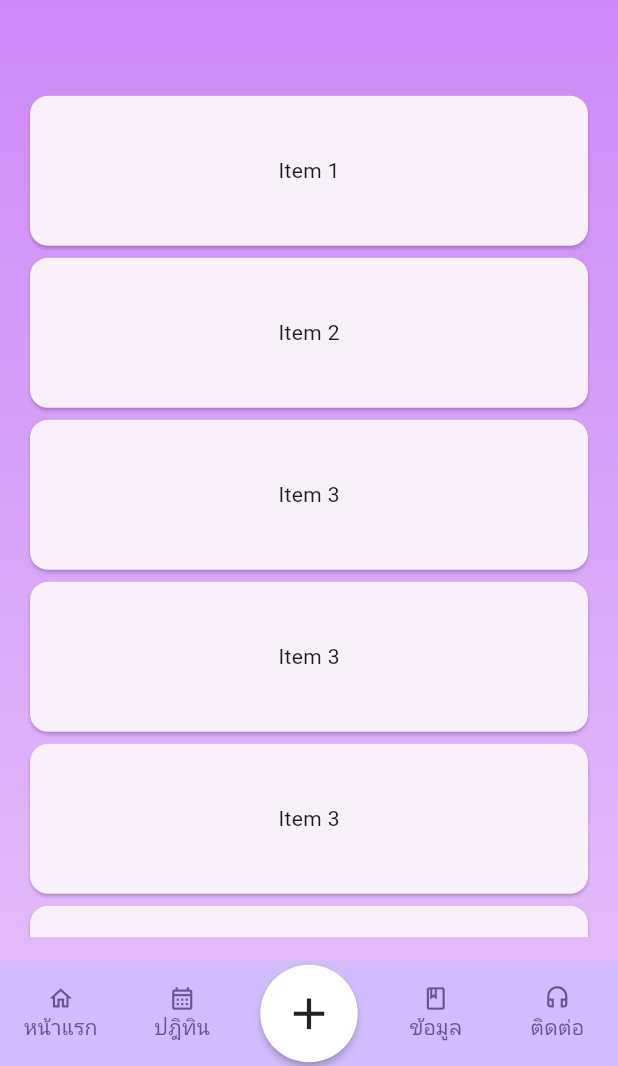
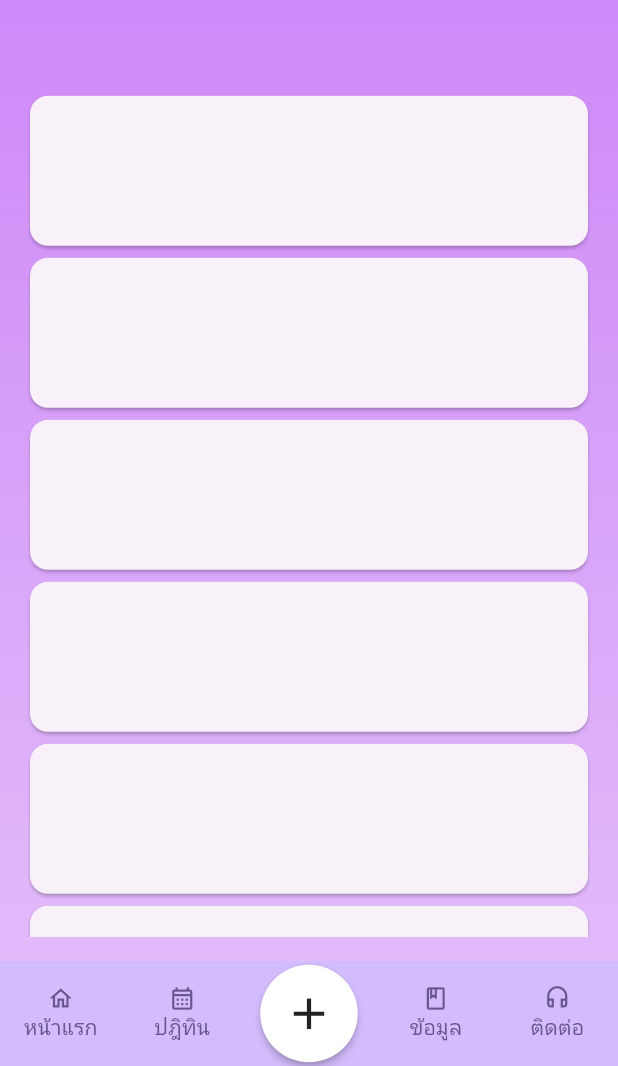
Before and after one commit to Leoevi/epilepsy_care_pmk, a Flutter app: the screen it shows after launch, item 4 of the bottom bar chosen, on a phone screen of 412 x 824 dp, the part 170-1236 px from its top. Run offline on Flutter 3.47's test engine with Material 3 defaults, Android fonts, the phone set to English and light mode, and no system bars; our stand-ins replace fl_chart, table_calendar.

Commit message:
widgets refactoring

```diff
--- /dev/null
+++ b/lib/custom_widgets/icon_label_detail_button.dart
@@ -0,0 +1,25 @@
+import 'package:flutter/material.dart';
+
+class IconLabelDetailButton extends StatelessWidget {
+  const IconLabelDetailButton({
+    super.key,
+    required this.text,
+  });
+
+  final String text;
+
+  @override
+  Widget build(BuildContext context) {
+    return Card(
+      child: InkWell(  // Make clickable, (Inkwell for ripple effect, GestureDetector for no effect)
+        onTap: () {},
+        child: SizedBox(
+          height: 100,
+          child: Row(
+            children: [],
+          ),
+        ),
+      ),
+    );
+  }
+}
--- a/lib/screens/wiki/wiki.dart
+++ b/lib/screens/wiki/wiki.dart
@@ -1,4 +1,6 @@
 import 'package:flutter/material.dart';
+
+import '../../custom_widgets/icon_label_detail_button.dart';
 
 class Wiki extends StatelessWidget {
   const Wiki({Key? key}) : super(key: key);
@@ -36,16 +38,16 @@ class Wiki extends StatelessWidget {
                 child: ConstrainedBox(
                   constraints: BoxConstraints(minHeight: constraints.maxHeight),
                   // LayoutBuilder must have a flex; otherwise, constraints.maxHeight will be Infinity
-                  child: Column(
+                  child: Column(  // Could change from col to Wrap if wanted to add spacing between children
                     mainAxisAlignment: MainAxisAlignment.spaceEvenly,
                     children: [
-                      ItemWidget(text: 'Item 1'),
-                      ItemWidget(text: 'Item 2'),
-                      ItemWidget(text: 'Item 3'),
-                      ItemWidget(text: 'Item 3'),
-                      ItemWidget(text: 'Item 3'),
-                      ItemWidget(text: 'Item 3'),
-                      ItemWidget(text: 'Item 3'),
+                      IconLabelDetailButton(text: 'Item 1'),
+                      IconLabelDetailButton(text: 'Item 2'),
+                      IconLabelDetailButton(text: 'Item 3'),
+                      IconLabelDetailButton(text: 'Item 3'),
+                      IconLabelDetailButton(text: 'Item 3'),
+                      IconLabelDetailButton(text: 'Item 3'),
+                      IconLabelDetailButton(text: 'Item 3'),
                     ],
                   ),
                 ),
@@ -57,22 +59,3 @@ class Wiki extends StatelessWidget {
     );
   }
 }
-
-class ItemWidget extends StatelessWidget {
-  const ItemWidget({
-    super.key,
-    required this.text,
-  });
-
-  final String text;
-
-  @override
-  Widget build(BuildContext context) {
-    return Card(
-      child: SizedBox(
-        height: 100,
-        child: Center(child: Text(text)),
-      ),
-    );
-  }
-}
```
